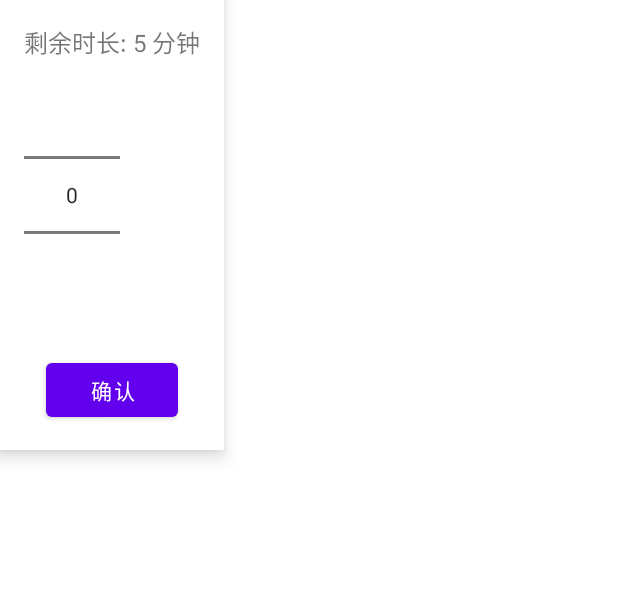
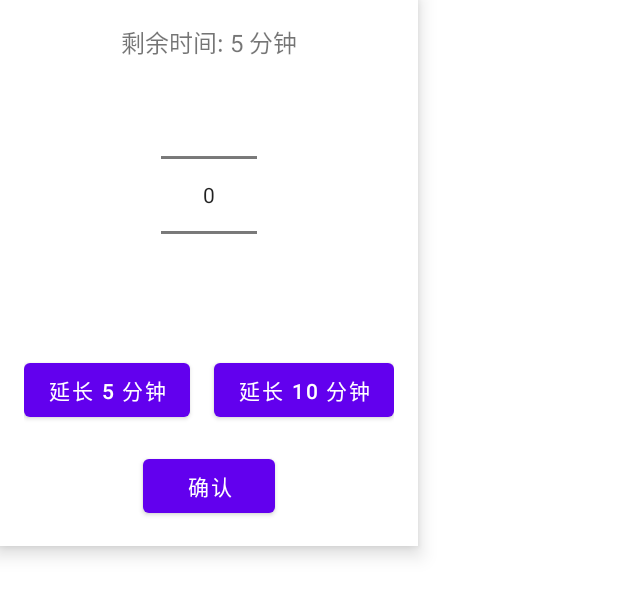
Before and after one commit to huojieren/AppPause, an Android app: the layout floating_window.xml on its own in the app's theme, with its tools: preview values and no code run, on a phone screen of 412 x 824 dp. Shown: the top 597 px of the screen. Run offline under Robolectric (Android 15) with nearby library versions, the phone set to English and light mode, and no system bars.

Commit message:
feat: 增加延长使用时间功能
- 在悬浮窗中添加延长 5 分钟和 10 分钟的按钮
- 优化计时器启动和延长的提示信息
- 调整悬浮窗的布局和样式

```diff
--- a/app/src/main/res/layout/floating_window.xml
+++ b/app/src/main/res/layout/floating_window.xml
@@ -6,19 +6,42 @@
     android:orientation="vertical"
     android:padding="16dp">
 
-    <!-- 剩余时长 -->
+    <!-- 剩余时间 -->
     <TextView
+        android:layout_gravity="center"
         android:id="@+id/remainingTimeTextView"
         android:layout_width="wrap_content"
         android:layout_height="wrap_content"
-        android:text="剩余时长: 5 分钟"
+        android:text="剩余时间: 5 分钟"
         android:textSize="16sp" />
 
     <!-- 时间选择器 -->
     <NumberPicker
+        android:layout_gravity="center"
         android:id="@+id/timePicker"
         android:layout_width="wrap_content"
         android:layout_height="wrap_content" />
+
+    <!-- 固定延长时间选项 -->
+    <LinearLayout
+        android:layout_width="wrap_content"
+        android:layout_height="wrap_content"
+        android:layout_marginTop="16dp"
+        android:orientation="horizontal">
+
+        <Button
+            android:id="@+id/extend5MinutesButton"
+            android:layout_width="wrap_content"
+            android:layout_height="wrap_content"
+            android:text="延长 5 分钟" />
+
+        <Button
+            android:id="@+id/extend10MinutesButton"
+            android:layout_width="wrap_content"
+            android:layout_height="wrap_content"
+            android:layout_marginStart="16dp"
+            android:text="延长 10 分钟" />
+    </LinearLayout>
 
     <!-- 确认按钮 -->
     <Button
```
Also changed, not shown: app/src/main/java/com/huojieren/apppause/activities/MainActivity.kt (+37 -11 lines), app/src/main/java/com/huojieren/apppause/managers/OverlayManager.kt (+18 -2 lines).
